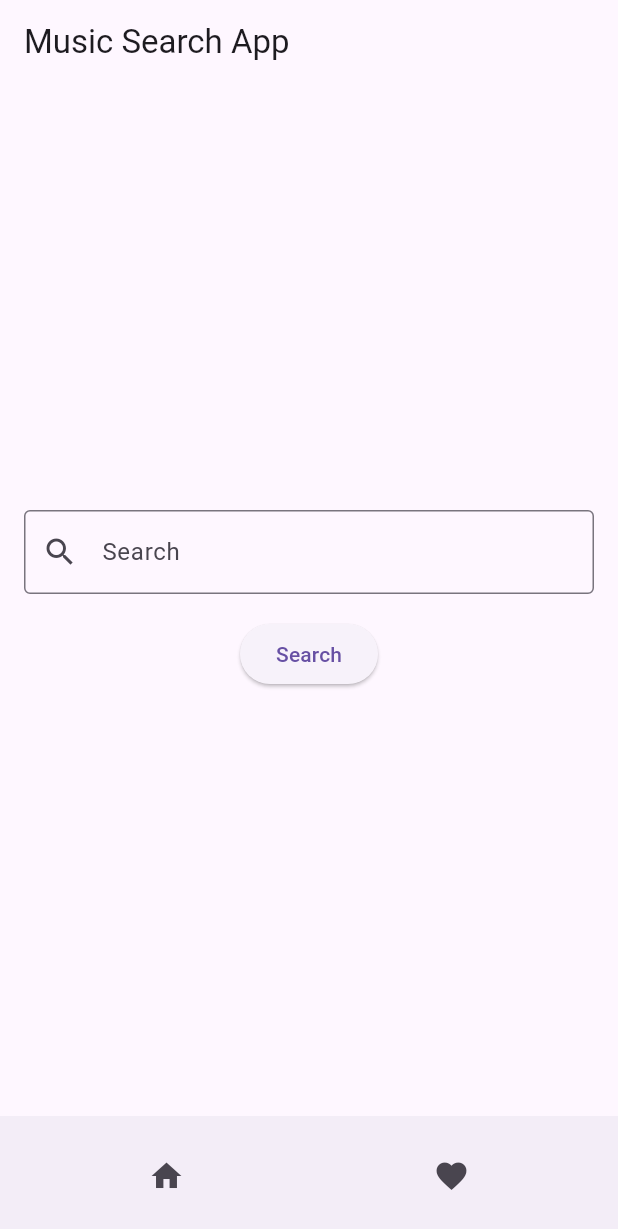
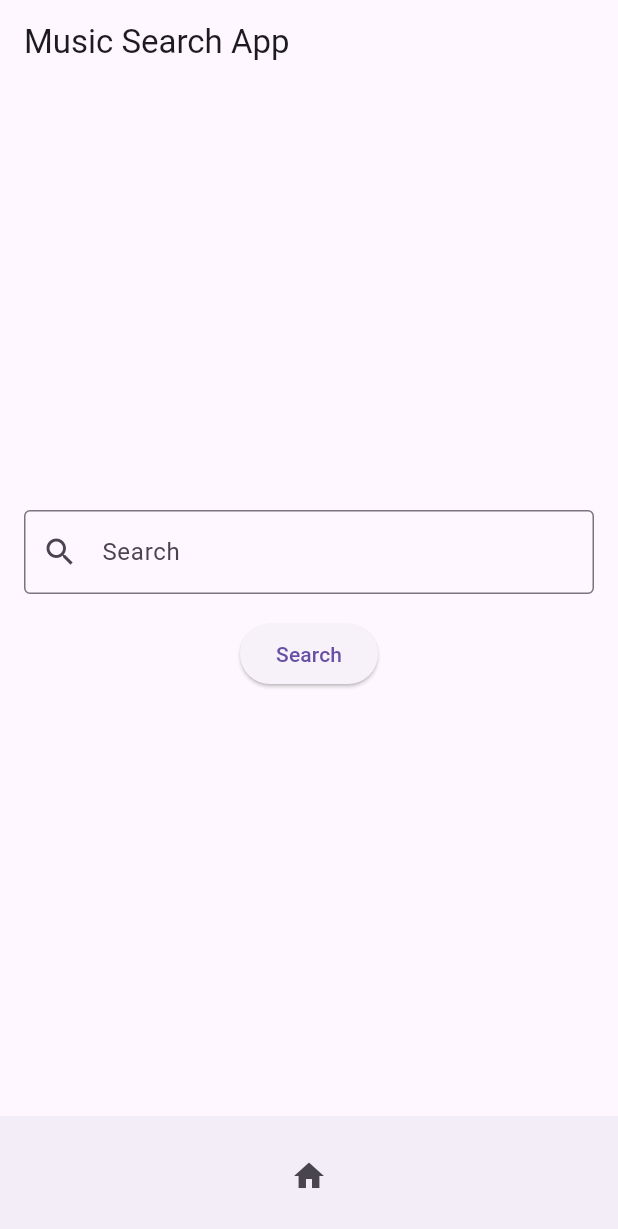
Before and after one commit to cekwedike/music-app, a Flutter app: the screen it shows after launch, on a phone screen of 412 x 824 dp. Shown: the top 1229 px of the screen. Run offline on Flutter 3.47's test engine with Material 3 defaults, Android fonts, the phone set to English and light mode, and no system bars; our stand-ins replace audioplayers; network calls fail.

Commit message:
Refactor app structure to use StatelessWidgets and remove favorites functionality

```diff
--- a/lib/main.dart
+++ b/lib/main.dart
@@ -1,35 +1,13 @@
-// main.dart
-
 import 'package:flutter/material.dart';
 import 'screens/home_screen.dart';
 import 'screens/search_result.dart';
 import 'screens/detail_screen.dart';
-import 'screens/favorite.dart';
 
 void main() {
   runApp(MusicSearchApp());
 }
 
-class MusicSearchApp extends StatefulWidget {
-  @override
-  _MusicSearchAppState createState() => _MusicSearchAppState();
-}
-
-class _MusicSearchAppState extends State<MusicSearchApp> {
-  List<Map<String, dynamic>> _favoriteTracks = [];
-
-  void addToFavorites(Map<String, dynamic> track) {
-    setState(() {
-      _favoriteTracks.add(track);
-    });
-  }
-
-  void removeFromFavorites(Map<String, dynamic> track) {
-    setState(() {
-      _favoriteTracks.removeWhere((favTrack) => favTrack['id'] == track['id']);
-    });
-  }
-
+class MusicSearchApp extends StatelessWidget {
   @override
   Widget build(BuildContext context) {
     return MaterialApp(
@@ -44,11 +22,6 @@ class _MusicSearchAppState extends State<MusicSearchApp> {
         '/': (context) => HomeScreen(),
         '/searchResult': (context) => SearchResultScreen(),
         '/detail': (context) => SongDetailScreen(),
-        '/favorite': (context) => FavoriteScreen(
-              favoriteTracks: _favoriteTracks,
-              addToFavorites: addToFavorites,
-              removeFromFavorites: removeFromFavorites,
-            ),
       },
     );
   }
--- a/lib/screens/home_screen.dart
+++ b/lib/screens/home_screen.dart
@@ -1,5 +1,3 @@
-// home_screen.dart
-
 import 'package:flutter/material.dart';
 import 'package:http/http.dart' as http;
 import 'dart:convert';
@@ -102,18 +100,12 @@ class _HomeScreenState extends State<HomeScreen> {
       ),
       bottomNavigationBar: BottomAppBar(
         child: Row(
-          mainAxisAlignment: MainAxisAlignment.spaceAround,
+          mainAxisAlignment: MainAxisAlignment.center,
           children: [
             IconButton(
               icon: Icon(Icons.home),
               onPressed: () {
                 // Do nothing, already on the home screen
-              },
-            ),
-            IconButton(
-              icon: Icon(Icons.favorite),
-              onPressed: () {
-                Navigator.pushNamed(context, '/favorite');
               },
             ),
           ],
```
Also changed, not shown: lib/screens/detail_screen.dart (+1 -42 lines), lib/screens/search_result.dart (+4 -48 lines).
